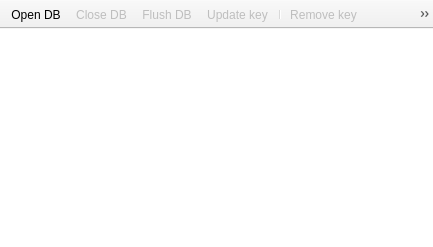
First picture: the form in qredis/ui/RedisTree.ui, repository tiagocoutinho/qredis, before the edit.
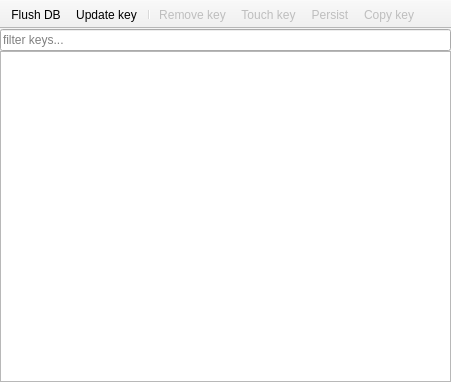
Second picture: the form after the edit. Icons and pictures are not drawn.

Commit message: Use qtree view

```diff
--- a/qredis/ui/RedisTree.ui
+++ b/qredis/ui/RedisTree.ui
@@ -6,8 +6,8 @@
    <rect>
     <x>0</x>
     <y>0</y>
-    <width>433</width>
-    <height>247</height>
+    <width>451</width>
+    <height>382</height>
    </rect>
   </property>
   <property name="windowTitle">
@@ -22,24 +22,50 @@
      <number>0</number>
     </property>
     <item>
-     <widget class="QTreeWidget" name="tree">
-      <property name="frameShape">
-       <enum>QFrame::NoFrame</enum>
-      </property>
-      <property name="alternatingRowColors">
+     <widget class="QWidget" name="filter_container" native="true">
+      <layout class="QHBoxLayout" name="horizontalLayout">
+       <property name="leftMargin">
+        <number>0</number>
+       </property>
+       <property name="topMargin">
+        <number>0</number>
+       </property>
+       <property name="rightMargin">
+        <number>0</number>
+       </property>
+       <property name="bottomMargin">
+        <number>0</number>
+       </property>
+       <item>
+        <widget class="QLineEdit" name="filter_edit">
+         <property name="placeholderText">
+          <string>filter keys...</string>
+         </property>
+         <property name="clearButtonEnabled">
+          <bool>true</bool>
+         </property>
+        </widget>
+       </item>
+      </layout>
+     </widget>
+    </item>
+    <item>
+     <widget class="QTreeView" name="tree">
+      <property name="dragEnabled">
        <bool>true</bool>
       </property>
       <property name="selectionMode">
        <enum>QAbstractItemView::ExtendedSelection</enum>
       </property>
-      <attribute name="headerVisible">
-       <bool>false</bool>
-      </attribute>
-      <column>
-       <property name="text">
-        <string notr="true">1</string>
-       </property>
-      </column>
+      <property name="selectionBehavior">
+       <enum>QAbstractItemView::SelectItems</enum>
+      </property>
+      <property name="uniformRowHeights">
+       <bool>true</bool>
+      </property>
+      <property name="headerHidden">
+       <bool>true</bool>
+      </property>
      </widget>
     </item>
    </layout>
@@ -63,8 +89,6 @@
    <attribute name="toolBarBreak">
     <bool>false</bool>
    </attribute>
-   <addaction name="open_db_action"/>
-   <addaction name="close_db_action"/>
    <addaction name="flush_db_action"/>
    <addaction name="update_db_action"/>
    <addaction name="separator"/>
@@ -122,9 +146,6 @@
    </property>
   </action>
   <action name="flush_db_action">
-   <property name="enabled">
-    <bool>false</bool>
-   </property>
    <property name="icon">
     <iconset theme="edit-clear">
      <normaloff/>
@@ -154,9 +175,6 @@
    </property>
   </action>
   <action name="update_db_action">
-   <property name="enabled">
-    <bool>false</bool>
-   </property>
    <property name="icon">
     <iconset theme="view-refresh">
      <normaloff/>
@@ -172,35 +190,6 @@
     <string>Update</string>
    </property>
   </action>
-  <action name="open_db_action">
-   <property name="icon">
-    <iconset theme="network-idle">
-     <normaloff/>
-    </iconset>
-   </property>
-   <property name="text">
-    <string>Open DB</string>
-   </property>
-   <property name="toolTip">
-    <string>Opens a new redis DB connection</string>
-   </property>
-  </action>
-  <action name="close_db_action">
-   <property name="enabled">
-    <bool>false</bool>
-   </property>
-   <property name="icon">
-    <iconset theme="network-offline">
-     <normaloff/>
-    </iconset>
-   </property>
-   <property name="text">
-    <string>Close DB</string>
-   </property>
-   <property name="toolTip">
-    <string>Closes selected redis DB connection(s)</string>
-   </property>
-  </action>
  </widget>
  <resources/>
  <connections/>
```
Left out of the diff: 32 changed lines with no effect on the pictures. The commit also changes 10 other files.
